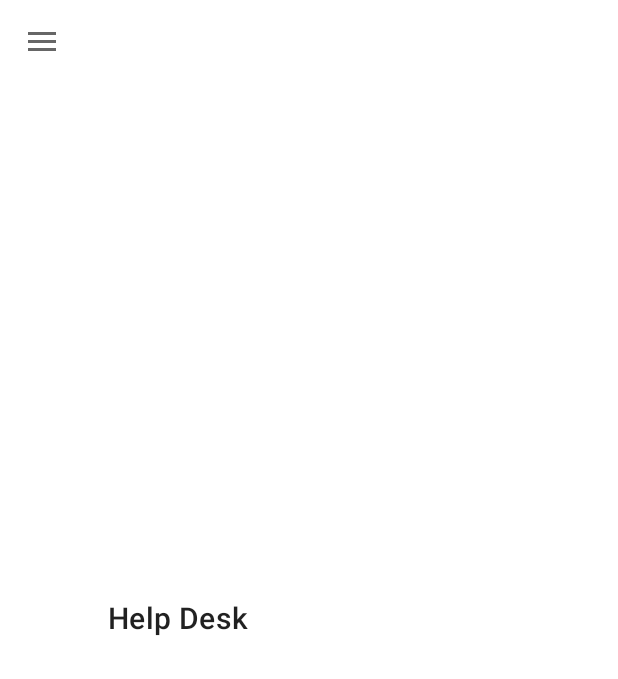
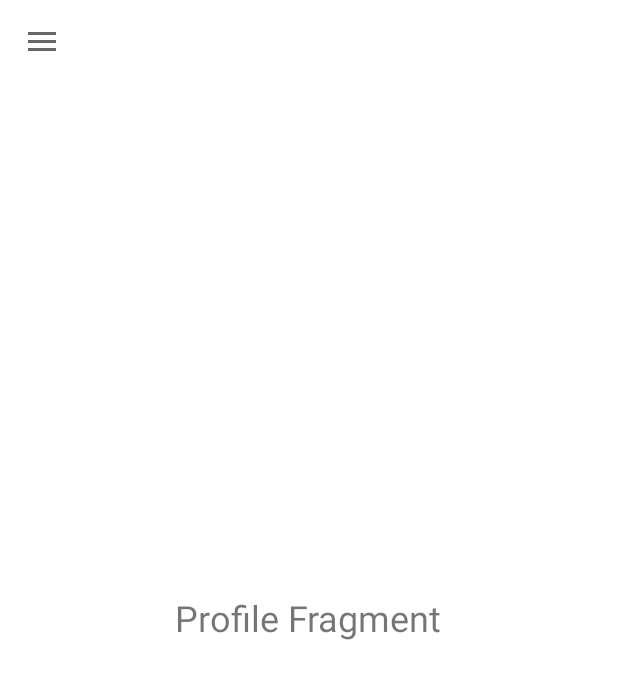
Before and after one commit to ericwafula/Help-Desk, an Android app: the MainActivity screen opened directly, with no data from a screen before it, in the side drawer, after a tap on "Profile", on a phone screen of 412 x 824 dp. Shown: the top 679 px of the screen. Run offline under Robolectric (Android 15) with nearby library versions, the phone set to English and light mode, and no system bars; our stand-ins replace Firebase (no records; nobody signed in at launch, a user with empty details on screens opened directly).

Commit message:
Added empty fragments

```diff
--- a/app/build.gradle
+++ b/app/build.gradle
@@ -92,5 +92,4 @@ dependencies {
     implementation 'io.reactivex.rxjava3:rxjava:3.0.0'
 
     androidTestImplementation 'androidx.test.ext:junit:1.1.3'
-//    androidTestImplementation 'androidx.test.espresso:espresso-core:3.4.0'
 }
--- /dev/null
+++ b/app/src/main/java/com/moringaschool/helpdesk/ui/HomeFragment.java
@@ -0,0 +1,20 @@
+package com.moringaschool.helpdesk.ui;
+
+import android.os.Bundle;
+import android.view.LayoutInflater;
+import android.view.View;
+import android.view.ViewGroup;
+
+import androidx.annotation.NonNull;
+import androidx.annotation.Nullable;
+import androidx.fragment.app.Fragment;
+
+import com.moringaschool.helpdesk.R;
+
+public class HomeFragment extends Fragment {
+    @Nullable
+    @Override
+    public View onCreateView(@NonNull LayoutInflater inflater, @Nullable ViewGroup container, @Nullable Bundle savedInstanceState) {
+        return inflater.inflate(R.layout.fragment_home, container, false);
+    }
+}
--- a/app/src/main/java/com/moringaschool/helpdesk/ui/MainActivity.java
+++ b/app/src/main/java/com/moringaschool/helpdesk/ui/MainActivity.java
@@ -6,6 +6,7 @@ import androidx.appcompat.app.AppCompatActivity;
 import androidx.appcompat.widget.Toolbar;
 import androidx.core.view.GravityCompat;
 import androidx.drawerlayout.widget.DrawerLayout;
+import androidx.fragment.app.Fragment;
 
 import android.content.Intent;
 import android.os.Bundle;
@@ -14,11 +15,14 @@ import android.view.MenuInflater;
 import android.view.MenuItem;
 import android.view.View;
 import android.widget.TextView;
+import android.widget.Toast;
 
 import com.google.android.material.navigation.NavigationView;
 import com.google.firebase.auth.FirebaseAuth;
 import com.google.firebase.auth.FirebaseUser;
 import com.moringaschool.helpdesk.R;
+
+import java.util.Objects;
 
 public class MainActivity extends AppCompatActivity implements NavigationView.OnNavigationItemSelectedListener {
 
@@ -44,6 +48,7 @@ public class MainActivity extends AppCompatActivity implements NavigationView.On
 
         // <------------ Toolbar ------------>
         setSupportActionBar(toolbar);
+        Objects.requireNonNull(getSupportActionBar()).setDisplayShowTitleEnabled(false);
 
         // ini
         mAuth = FirebaseAuth.getInstance();
@@ -60,6 +65,8 @@ public class MainActivity extends AppCompatActivity implements NavigationView.On
         navigationView.setCheckedItem(R.id.nav_home);
 
         updateNavHeader();
+
+        getSupportFragmentManager().beginTransaction().replace(R.id.fragment_container, new HomeFragment()).commit();
     }
 
     @Override
@@ -75,12 +82,29 @@ public class MainActivity extends AppCompatActivity implements NavigationView.On
 
     @Override
     public boolean onNavigationItemSelected(@NonNull MenuItem item) {
+        Fragment selectedFragment = null;
+
         switch(item.getItemId()){
             case R.id.nav_home:
+                selectedFragment = new HomeFragment();
+                break;
+            case R.id.nav_profile:
+                selectedFragment = new ProfileFragment();
+                break;
+            case R.id.nav_posted_question:
+                selectedFragment = new PostedQuestionFragment();
+                break;
+            case R.id.nav_faq:
+                selectedFragment = new FaqFragment();
                 break;
             case R.id.nav_logout:
+                Toast.makeText(MainActivity.this, "Logging you out", Toast.LENGTH_SHORT).show();
+                selectedFragment = new HomeFragment();
                 logout();
         }
+
+        assert selectedFragment != null;
+        getSupportFragmentManager().beginTransaction().replace(R.id.fragment_container, selectedFragment).commit();
 
         drawerLayout.closeDrawer(GravityCompat.START);
         return true;
--- /dev/null
+++ b/app/src/main/java/com/moringaschool/helpdesk/ui/ProfileFragment.java
@@ -0,0 +1,20 @@
+package com.moringaschool.helpdesk.ui;
+
+import android.os.Bundle;
+import android.view.LayoutInflater;
+import android.view.View;
+import android.view.ViewGroup;
+
+import androidx.annotation.NonNull;
+import androidx.annotation.Nullable;
+import androidx.fragment.app.Fragment;
+
+import com.moringaschool.helpdesk.R;
+
+public class ProfileFragment extends Fragment {
+    @Nullable
+    @Override
+    public View onCreateView(@NonNull LayoutInflater inflater, @Nullable ViewGroup container, @Nullable Bundle savedInstanceState) {
+        return inflater.inflate(R.layout.fragment_profile, container, false);
+    }
+}
--- a/app/src/main/res/layout/activity_main.xml
+++ b/app/src/main/res/layout/activity_main.xml
@@ -9,8 +9,13 @@
     tools:openDrawer="start"
     tools:context=".ui.MainActivity">
 
-    <include android:id="@+id/toolbar"
-        layout="@layout/toolbar"/>
+    <androidx.appcompat.widget.Toolbar
+        android:id="@+id/toolbar"
+        android:layout_width="0dp"
+        android:minHeight="?actionBarSize"
+        android:theme="?android:attr/actionBarTheme"
+        app:navigationIcon="@drawable/menu"
+        android:layout_height="wrap_content"/>
 
     <com.google.android.material.navigation.NavigationView
         android:layout_width="wrap_content"
@@ -20,10 +25,10 @@
         app:menu="@menu/main_menu"
         android:layout_gravity="start"/>
 
-    <TextView
-        android:layout_width="wrap_content"
-        android:layout_height="wrap_content"
-        android:layout_centerHorizontal="true"
-        android:text="Hello World!" />
+    <FrameLayout
+        android:id="@+id/fragment_container"
+        android:layout_width="match_parent"
+        android:layout_height="match_parent"/>
+
 
 </androidx.drawerlayout.widget.DrawerLayout>
--- /dev/null
+++ b/app/src/main/res/layout/fragment_profile.xml
@@ -0,0 +1,15 @@
+<?xml version="1.0" encoding="utf-8"?>
+<RelativeLayout xmlns:android="http://schemas.android.com/apk/res/android"
+    android:layout_width="match_parent"
+    android:layout_height="match_parent">
+
+
+    <TextView
+        android:id="@+id/textView"
+        android:layout_centerHorizontal="true"
+        android:layout_centerVertical="true"
+        android:layout_width="wrap_content"
+        android:layout_height="wrap_content"
+        android:text="Profile Fragment"
+        android:textSize="24sp"/>
+</RelativeLayout>
--- a/app/src/main/res/menu/main_menu.xml
+++ b/app/src/main/res/menu/main_menu.xml
@@ -3,16 +3,16 @@
     <group android:checkableBehavior="single">
 
         <item android:id="@+id/nav_home"
-            android:title="Home"
+            android:title="@string/home"
             android:icon="@drawable/home"/>
         <item android:id="@+id/nav_profile"
-            android:title="Profile"
+            android:title="@string/profile"
             android:icon="@drawable/user"/>
-        <item android:id="@+id/nav_post_question"
-            android:title="Post Question"
+        <item android:id="@+id/nav_posted_question"
+            android:title="@string/posted_question"
             android:icon="@drawable/edit"/>
         <item android:id="@+id/nav_faq"
-            android:title="FAQ"
+            android:title="@string/faq"
             android:icon="@drawable/faq_icon"/>
 
     </group>
@@ -20,7 +20,7 @@
     <group android:checkableBehavior="single">
 
         <item android:id="@+id/nav_logout"
-            android:title="Logout"
+            android:title="@string/logout"
             android:icon="@drawable/logout_icon"/>
     </group>
 </menu>
--- a/app/src/main/res/values/strings.xml
+++ b/app/src/main/res/values/strings.xml
@@ -16,4 +16,9 @@
     <string name="have_an_account">Already have an account?</string>
     <string name="login">Login</string>
     <string name="no_account">Don’t have an account?</string>
+    <string name="profile">Profile</string>
+    <string name="home">Home</string>
+    <string name="posted_question">Posted Question</string>
+    <string name="faq">FAQ</string>
+    <string name="logout">Logout</string>
 </resources>
```
Also changed, not shown: app/src/main/java/com/moringaschool/helpdesk/ui/FaqFragment.java (added, +20 -0 lines), app/src/main/java/com/moringaschool/helpdesk/ui/PostedQuestionFragment.java (added, +20 -0 lines), app/src/main/res/layout/fragment_faq.xml (added, +15 -0 lines), app/src/main/res/layout/fragment_home.xml (added, +14 -0 lines), app/src/main/res/layout/fragment_posted_question.xml (added, +15 -0 lines).
